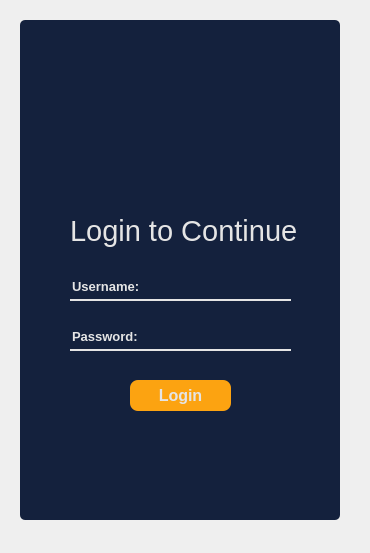
Above: ui/Login.ui from aaron-dudue99/license-plate-recognition before the change. Below: the same form after it.
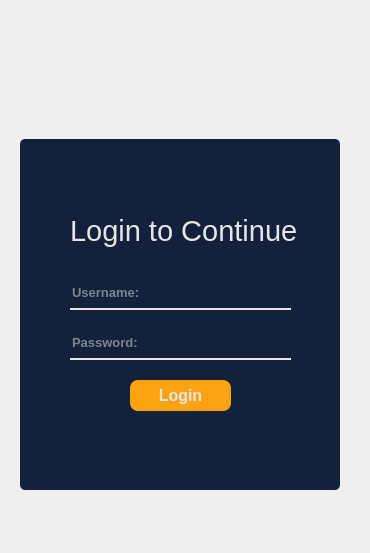
That is the form after the change.

Commit message: to fix login logic

Patch:
```diff
--- a/ui/Login.ui
+++ b/ui/Login.ui
@@ -32,9 +32,9 @@
     <property name="geometry">
      <rect>
       <x>0</x>
-      <y>0</y>
+      <y>119</y>
       <width>320</width>
-      <height>500</height>
+      <height>351</height>
      </rect>
     </property>
     <property name="styleSheet">
@@ -52,7 +52,7 @@
       <x>50</x>
       <y>310</y>
       <width>221</width>
-      <height>21</height>
+      <height>30</height>
      </rect>
     </property>
     <property name="font">
@@ -68,9 +68,15 @@
 border:transparent;
 border-bottom: 2px solid #e5e5e5;
 color: #e5e5e5;
-padding-bottom:8px;</string>
+padding-bottom:4px;</string>
     </property>
     <property name="text">
+     <string/>
+    </property>
+    <property name="echoMode">
+     <enum>QLineEdit::Password</enum>
+    </property>
+    <property name="placeholderText">
      <string>Password:</string>
     </property>
    </widget>
@@ -109,7 +115,7 @@
       <x>50</x>
       <y>260</y>
       <width>221</width>
-      <height>21</height>
+      <height>30</height>
      </rect>
     </property>
     <property name="font">
@@ -125,9 +131,12 @@
 border:transparent;
 border-bottom: 2px solid #e5e5e5;
 color: #e5e5e5;
-padding-bottom:8px;</string>
+padding-bottom:4px;</string>
     </property>
     <property name="text">
+     <string/>
+    </property>
+    <property name="placeholderText">
      <string>Username:</string>
     </property>
    </widget>
```
Left out of the diff: 16 changed lines with no effect on the pictures. The commit also changes 1 other file.
